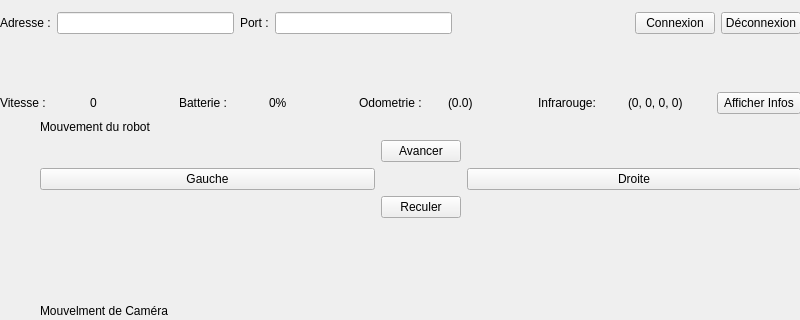
Qt form wifiBot/mainwindow.ui (Pascaline-G/Projet_Wifibot) before a commit; both pictures show x 0 to 800 and y 0 to 320 of the 800 by 600 pixel window.
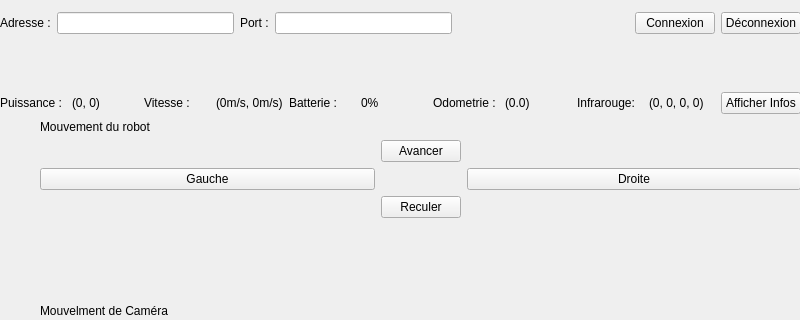
The same form after that commit.

```diff
--- a/wifiBot/mainwindow.ui
+++ b/wifiBot/mainwindow.ui
@@ -93,6 +93,20 @@
      </item>
      <item>
       <layout class="QHBoxLayout" name="horizontalLayout_3">
+       <item>
+        <widget class="QLabel" name="label_8">
+         <property name="text">
+          <string>Puissance :</string>
+         </property>
+        </widget>
+       </item>
+       <item>
+        <widget class="QLabel" name="label_puissance">
+         <property name="text">
+          <string>(0, 0)</string>
+         </property>
+        </widget>
+       </item>
        <item>
         <widget class="QLabel" name="label_3">
          <property name="text">
@@ -103,7 +117,7 @@
        <item>
         <widget class="QLabel" name="label_vitesse">
          <property name="text">
-          <string>0</string>
+          <string>(0m/s, 0m/s)</string>
          </property>
         </widget>
        </item>
```
Left out of the diff: 2 changed lines with no effect on the pictures.
